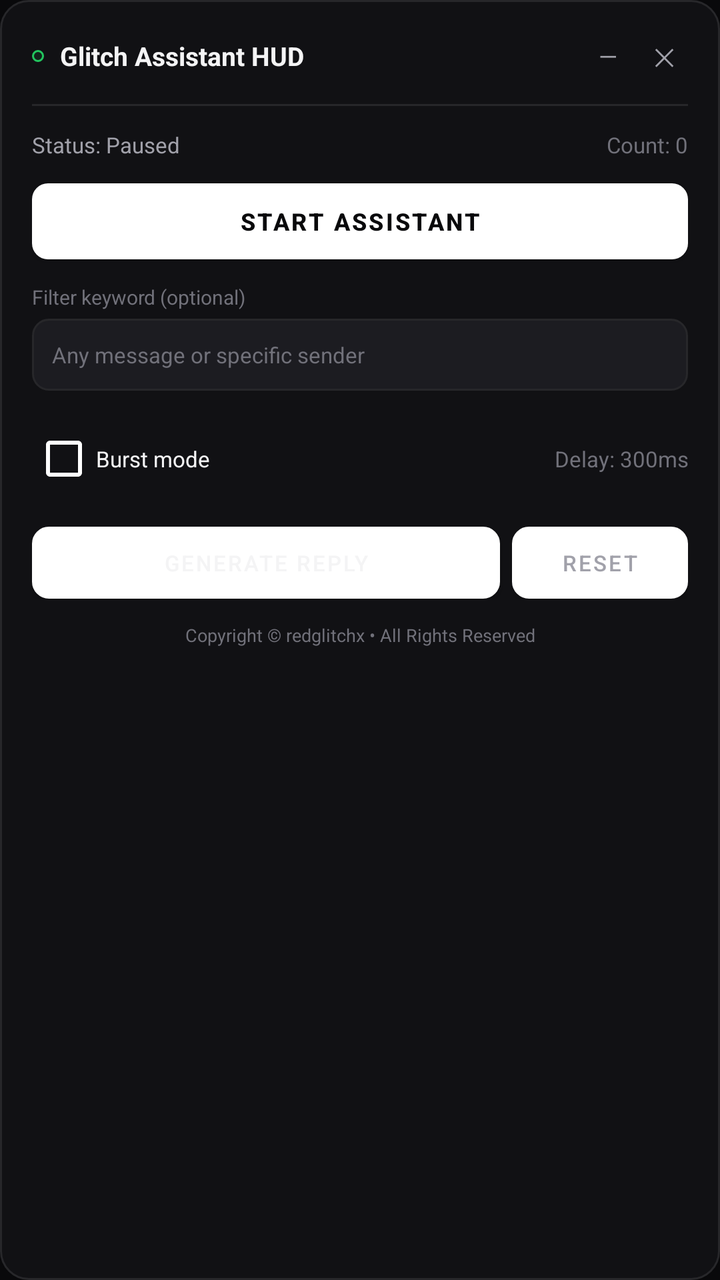
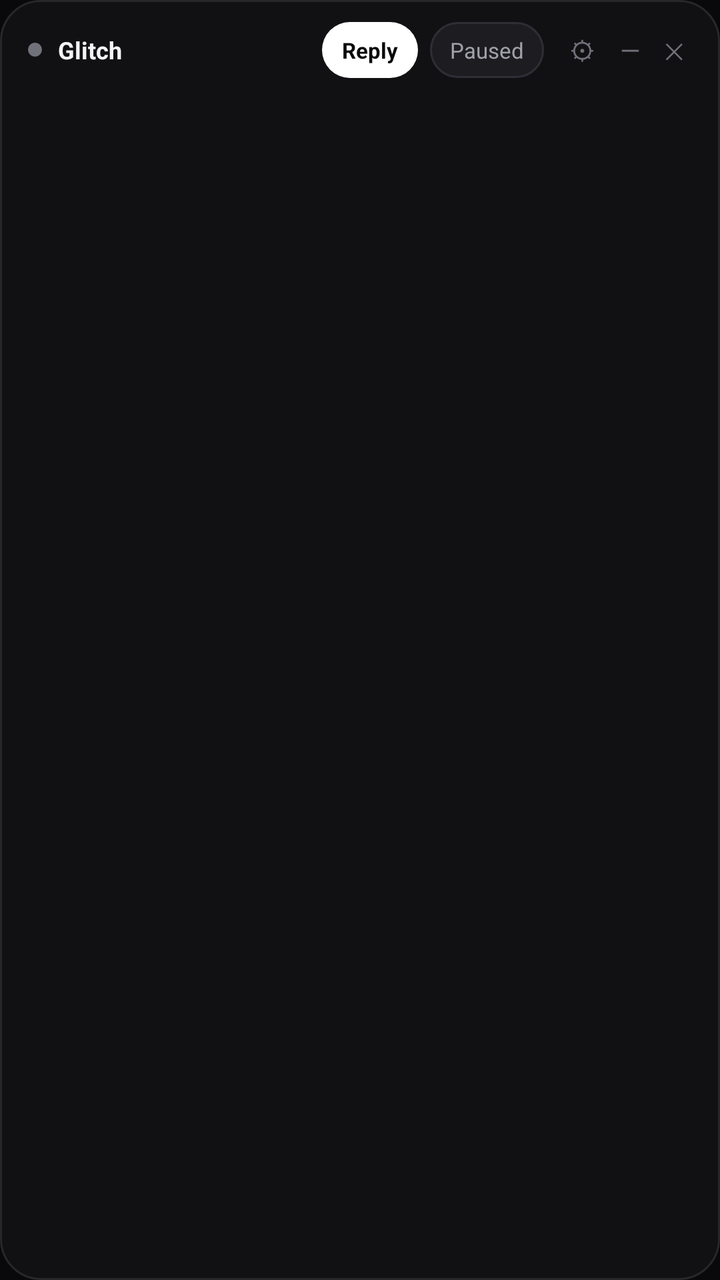

The first picture is an Android layout as it rendered before a commit; the second is the same layout after the commit. The layout source and the unified diff follow.
<!-- AndroidManifest.xml: application theme Theme.GlitchSpamAI -->
<!-- res/layout/layout_floating_window.xml -->
<?xml version="1.0" encoding="utf-8"?>
<LinearLayout xmlns:android="http://schemas.android.com/apk/res/android"
    android:id="@+id/window_root"
    android:layout_width="300dp"
    android:layout_height="wrap_content"
    android:background="@drawable/bg_floating_window"
    android:orientation="vertical"
    android:padding="16dp">

    
    <LinearLayout
        android:id="@+id/header_bar"
        android:layout_width="match_parent"
        android:layout_height="wrap_content"
        android:gravity="center_vertical"
        android:orientation="horizontal">

        <View
            android:id="@+id/status_led"
            android:layout_width="6dp"
            android:layout_height="6dp"
            android:background="@drawable/bg_badge" />

        <TextView
            android:id="@+id/tv_title"
            android:layout_width="0dp"
            android:layout_height="wrap_content"
            android:layout_marginStart="8dp"
            android:layout_weight="1"
            android:text="Glitch Assistant HUD"
            android:textColor="@color/text_primary"
            android:textSize="13sp"
            android:textStyle="bold" />

        <TextView
            android:id="@+id/btn_minimize"
            android:layout_width="24dp"
            android:layout_height="24dp"
            android:gravity="center"
            android:text="—"
            android:textColor="@color/text_secondary"
            android:textSize="12sp" />

        <TextView
            android:id="@+id/btn_close"
            android:layout_width="24dp"
            android:layout_height="24dp"
            android:layout_marginStart="4dp"
            android:gravity="center"
            android:text="✕"
            android:textColor="@color/text_secondary"
            android:textSize="12sp" />
    </LinearLayout>

    <View
        android:layout_width="match_parent"
        android:layout_height="1dp"
        android:layout_marginTop="12dp"
        android:layout_marginBottom="12dp"
        android:background="@color/cyber_card_stroke" />

    
    <LinearLayout
        android:layout_width="match_parent"
        android:layout_height="wrap_content"
        android:orientation="horizontal">

        <TextView
            android:id="@+id/tv_hud_status"
            android:layout_width="0dp"
            android:layout_height="wrap_content"
            android:layout_weight="1"
            android:text="Status: Paused"
            android:textColor="@color/text_secondary"
            android:textSize="11sp" />

        <TextView
            android:id="@+id/tv_hud_stats"
            android:layout_width="wrap_content"
            android:layout_height="wrap_content"
            android:text="Count: 0"
            android:textColor="@color/text_muted"
            android:textSize="11sp" />
    </LinearLayout>

    
    <Button
        android:id="@+id/btn_toggle_active"
        android:layout_width="match_parent"
        android:layout_height="38dp"
        android:layout_marginTop="12dp"
        android:background="@drawable/bg_neon_button"
        android:text="Start Assistant"
        android:textColor="@color/button_primary_text"
        android:textSize="12sp"
        android:textStyle="bold" />

    
    <TextView
        android:layout_width="wrap_content"
        android:layout_height="wrap_content"
        android:layout_marginTop="12dp"
        android:text="Filter keyword (optional)"
        android:textColor="@color/text_muted"
        android:textSize="10sp" />

    <EditText
        android:id="@+id/et_target_filter"
        android:layout_width="match_parent"
        android:layout_height="36dp"
        android:layout_marginTop="4dp"
        android:background="@drawable/bg_edit_text"
        android:hint="Any message or specific sender"
        android:paddingStart="10dp"
        android:paddingEnd="10dp"
        android:textColor="@color/text_primary"
        android:textColorHint="@color/text_muted"
        android:textSize="11sp" />

    
    <LinearLayout
        android:layout_width="match_parent"
        android:layout_height="wrap_content"
        android:layout_marginTop="10dp"
        android:gravity="center_vertical"
        android:orientation="horizontal">

        <CheckBox
            android:id="@+id/cb_turbo_spam"
            android:layout_width="wrap_content"
            android:layout_height="wrap_content"
            android:buttonTint="@color/white"
            android:text="Burst mode"
            android:textColor="@color/text_primary"
            android:textSize="11sp" />

        <TextView
            android:id="@+id/tv_speed_label"
            android:layout_width="0dp"
            android:layout_height="wrap_content"
            android:layout_marginStart="8dp"
            android:layout_weight="1"
            android:gravity="end"
            android:text="Delay: 300ms"
            android:textColor="@color/text_muted"
            android:textSize="11sp" />
    </LinearLayout>

    
    <LinearLayout
        android:layout_width="match_parent"
        android:layout_height="wrap_content"
        android:layout_marginTop="10dp"
        android:orientation="horizontal">

        <Button
            android:id="@+id/btn_instant_roast"
            android:layout_width="0dp"
            android:layout_height="36dp"
            android:layout_marginEnd="6dp"
            android:layout_weight="1"
            android:background="@drawable/bg_neon_button_cyan"
            android:text="Generate Reply"
            android:textColor="@color/text_primary"
            android:textSize="11sp" />

        <Button
            android:id="@+id/btn_clear_counter"
            android:layout_width="wrap_content"
            android:layout_height="36dp"
            android:background="@drawable/bg_neon_button_cyan"
            android:paddingStart="12dp"
            android:paddingEnd="12dp"
            android:text="Reset"
            android:textColor="@color/text_secondary"
            android:textSize="11sp" />
    </LinearLayout>

    
    <TextView
        android:layout_width="match_parent"
        android:layout_height="wrap_content"
        android:layout_marginTop="12dp"
        android:gravity="center"
        android:text="Copyright © redglitchx • All Rights Reserved"
        android:textColor="@color/text_muted"
        android:textSize="9sp" />

</LinearLayout>
<!-- resources referenced by this layout -->
<resources>
  <color name="button_primary_text">#09090B</color>
  <color name="cyber_card_stroke">#27272A</color>
  <color name="text_muted">#71717A</color>
  <color name="text_primary">#F4F4F5</color>
  <color name="text_secondary">#A1A1AA</color>
  <color name="white">#FFFFFFFF</color>
  <!-- drawable bg_badge (drawable) -->
  <?xml version="1.0" encoding="utf-8"?>
  <shape xmlns:android="http://schemas.android.com/apk/res/android"
      android:shape="rectangle">
      <solid android:color="@color/cyber_green_trans" />
      <stroke
          android:width="1dp"
          android:color="@color/cyber_green" />
      <corners android:radius="6dp" />
  </shape>
  <!-- drawable bg_edit_text (drawable) -->
  <?xml version="1.0" encoding="utf-8"?>
  <shape xmlns:android="http://schemas.android.com/apk/res/android"
      android:shape="rectangle">
      <solid android:color="@color/cyber_surface_light" />
      <stroke
          android:width="1dp"
          android:color="@color/cyber_card_stroke" />
      <corners android:radius="8dp" />
  </shape>
  <!-- drawable bg_floating_window (drawable) -->
  <?xml version="1.0" encoding="utf-8"?>
  <shape xmlns:android="http://schemas.android.com/apk/res/android"
      android:shape="rectangle">
      <solid android:color="@color/overlay_window_bg" />
      <stroke
          android:width="1dp"
          android:color="@color/cyber_card_stroke" />
      <corners android:radius="14dp" />
  </shape>
  <!-- drawable bg_neon_button (drawable) -->
  <?xml version="1.0" encoding="utf-8"?>
  <ripple xmlns:android="http://schemas.android.com/apk/res/android"
      android:color="#33000000">
      <item>
          <shape android:shape="rectangle">
              <solid android:color="@color/button_primary_bg" />
              <corners android:radius="8dp" />
          </shape>
      </item>
  </ripple>
  <!-- drawable bg_neon_button_cyan (drawable) -->
  <?xml version="1.0" encoding="utf-8"?>
  <ripple xmlns:android="http://schemas.android.com/apk/res/android"
      android:color="#22FFFFFF">
      <item>
          <shape android:shape="rectangle">
              <solid android:color="@color/button_secondary_bg" />
              <stroke
                  android:width="1dp"
                  android:color="@color/button_secondary_stroke" />
              <corners android:radius="8dp" />
          </shape>
      </item>
  </ripple>
  <style name="Theme.GlitchSpamAI" parent="Theme.MaterialComponents.DayNight.NoActionBar">
          <item name="colorPrimary">@color/glitch_red</item>
          <item name="colorPrimaryVariant">@color/glitch_red_dark</item>
          <item name="colorOnPrimary">@color/white</item>
          <item name="colorSecondary">@color/cyber_cyan</item>
          <item name="colorSecondaryVariant">@color/cyber_purple</item>
          <item name="colorOnSecondary">@color/black</item>
          <item name="android:statusBarColor">@color/cyber_bg</item>
          <item name="android:navigationBarColor">@color/cyber_bg</item>
          <item name="android:windowBackground">@color/cyber_bg</item>
      </style>
  <color name="cyber_green_trans">#1A22C55E</color>
  <color name="cyber_green">#22C55E</color>
  <color name="cyber_surface_light">#1C1C21</color>
  <color name="overlay_window_bg">#FA121215</color>
  <color name="button_primary_bg">#FFFFFF</color>
  <color name="button_secondary_bg">#1C1C21</color>
  <color name="button_secondary_stroke">#2E2E35</color>
  <color name="glitch_red">#FFFFFF</color>
  <color name="glitch_red_dark">#E4E4E7</color>
  <color name="cyber_cyan">#E4E4E7</color>
  <color name="cyber_purple">#A1A1AA</color>
  <color name="black">#FF000000</color>
  <color name="cyber_bg">#09090B</color>
</resources>

<!-- the commit's change to res/layout/layout_floating_window.xml (unified diff, before → after) -->
@@ -1,189 +1,204 @@
 <?xml version="1.0" encoding="utf-8"?>
 <LinearLayout xmlns:android="http://schemas.android.com/apk/res/android"
     android:id="@+id/window_root"
-    android:layout_width="300dp"
+    android:layout_width="290dp"
     android:layout_height="wrap_content"
-    android:background="@drawable/bg_floating_window"
+    android:background="@drawable/bg_floating_bar"
+    android:elevation="8dp"
     android:orientation="vertical"
-    android:padding="16dp">
+    android:padding="6dp">
 
     
     <LinearLayout
         android:id="@+id/header_bar"
         android:layout_width="match_parent"
-        android:layout_height="wrap_content"
+        android:layout_height="38dp"
         android:gravity="center_vertical"
-        android:orientation="horizontal">
+        android:orientation="horizontal"
+        android:paddingStart="8dp"
+        android:paddingEnd="6dp">
 
         <View
             android:id="@+id/status_led"
-            android:layout_width="6dp"
-            android:layout_height="6dp"
-            android:background="@drawable/bg_badge" />
+            android:layout_width="7dp"
+            android:layout_height="7dp"
+            android:background="@drawable/bg_status_dot_idle" />
 
         <TextView
             android:id="@+id/tv_title"
+            android:layout_width="wrap_content"
+            android:layout_height="wrap_content"
+            android:layout_marginStart="8dp"
+            android:text="Glitch"
+            android:textColor="@color/text_primary"
+            android:textSize="12sp"
+            android:textStyle="bold" />
+
+        <Space
             android:layout_width="0dp"
             android:layout_height="wrap_content"
-            android:layout_marginStart="8dp"
-            android:layout_weight="1"
-            android:text="Glitch Assistant HUD"
-            android:textColor="@color/text_primary"
-            android:textSize="13sp"
+            android:layout_weight="1" />
+
+        
+        <TextView
+            android:id="@+id/btn_instant_roast"
+            android:layout_width="wrap_content"
+            android:layout_height="28dp"
+            android:layout_marginEnd="6dp"
+            android:background="@drawable/bg_bar_button_primary"
+            android:clickable="true"
+            android:focusable="true"
+            android:gravity="center"
+            android:paddingStart="10dp"
+            android:paddingEnd="10dp"
+            android:text="Reply"
+            android:textColor="@color/button_primary_text"
+            android:textSize="11sp"
             android:textStyle="bold" />
 
-        <TextView
-            android:id="@+id/btn_minimize"
-            android:layout_width="24dp"
-            android:layout_height="24dp"
-            android:gravity="center"
-            android:text="—"
-            android:textColor="@color/text_secondary"
-            android:textSize="12sp" />
-
-        <TextView
-            android:id="@+id/btn_close"
-            android:layout_width="24dp"
-            android:layout_height="24dp"
-            android:layout_marginStart="4dp"
-            android:gravity="center"
-            android:text="✕"
-            android:textColor="@color/text_secondary"
-            android:textSize="12sp" />
-    </LinearLayout>
-
-    <View
-        android:layout_width="match_parent"
-        android:layout_height="1dp"
-        android:layout_marginTop="12dp"
-        android:layout_marginBottom="12dp"
-        android:background="@color/cyber_card_stroke" />
-
-    
-    <LinearLayout
-        android:layout_width="match_parent"
-        android:layout_height="wrap_content"
-        android:orientation="horizontal">
-
-        <TextView
-            android:id="@+id/tv_hud_status"
-            android:layout_width="0dp"
-            android:layout_height="wrap_content"
-            android:layout_weight="1"
-            android:text="Status: Paused"
+        
+        <TextView
+            android:id="@+id/btn_toggle_active"
+            android:layout_width="wrap_content"
+            android:layout_height="28dp"
+            android:layout_marginEnd="6dp"
+            android:background="@drawable/bg_bar_button_secondary"
+            android:clickable="true"
+            android:focusable="true"
+            android:gravity="center"
+            android:paddingStart="10dp"
+            android:paddingEnd="10dp"
+            android:text="Paused"
             android:textColor="@color/text_secondary"
             android:textSize="11sp" />
 
-        <TextView
-            android:id="@+id/tv_hud_stats"
-            android:layout_width="wrap_content"
-            android:layout_height="wrap_content"
-            android:text="Count: 0"
+        
+        <TextView
+            android:id="@+id/btn_expand_settings"
+            android:layout_width="26dp"
+            android:layout_height="28dp"
+            android:clickable="true"
+            android:focusable="true"
+            android:gravity="center"
+            android:text="⚙"
+            android:textColor="@color/text_muted"
+            android:textSize="13sp" />
+
+        
+        <TextView
+            android:id="@+id/btn_minimize"
+            android:layout_width="22dp"
+            android:layout_height="28dp"
+            android:clickable="true"
+            android:focusable="true"
+            android:gravity="center"
+            android:text="—"
+            android:textColor="@color/text_muted"
+            android:textSize="13sp" />
+
+        
+        <TextView
+            android:id="@+id/btn_close"
+            android:layout_width="22dp"
+            android:layout_height="28dp"
+            android:clickable="true"
+            android:focusable="true"
+            android:gravity="center"
+            android:text="✕"
             android:textColor="@color/text_muted"
             android:textSize="11sp" />
     </LinearLayout>
 
     
-    <Button
-        android:id="@+id/btn_toggle_active"
-        android:layout_width="match_parent"
-        android:layout_height="38dp"
-        android:layout_marginTop="12dp"
-        android:background="@drawable/bg_neon_button"
-        android:text="Start Assistant"
-        android:textColor="@color/button_primary_text"
-        android:textSize="12sp"
-        android:textStyle="bold" />
-
-    
-    <TextView
-        android:layout_width="wrap_content"
-        android:layout_height="wrap_content"
-        android:layout_marginTop="12dp"
-        android:text="Filter keyword (optional)"
-        android:textColor="@color/text_muted"
-        android:textSize="10sp" />
-
-    <EditText
-        android:id="@+id/et_target_filter"
-        android:layout_width="match_parent"
-        android:layout_height="36dp"
-        android:layout_marginTop="4dp"
-        android:background="@drawable/bg_edit_text"
-        android:hint="Any message or specific sender"
-        android:paddingStart="10dp"
-        android:paddingEnd="10dp"
-        android:textColor="@color/text_primary"
-        android:textColorHint="@color/text_muted"
-        android:textSize="11sp" />
-
-    
     <LinearLayout
+        android:id="@+id/layout_settings_tray"
         android:layout_width="match_parent"
         android:layout_height="wrap_content"
-        android:layout_marginTop="10dp"
-        android:gravity="center_vertical"
-        android:orientation="horizontal">
-
-        <CheckBox
-            android:id="@+id/cb_turbo_spam"
-            android:layout_width="wrap_content"
-            android:layout_height="wrap_content"
-            android:buttonTint="@color/white"
-            android:text="Burst mode"
+        android:orientation="vertical"
+        android:paddingStart="8dp"
+        android:paddingTop="6dp"
+        android:paddingEnd="8dp"
+        android:paddingBottom="6dp"
+        android:visibility="gone">
+
+        <View
+            android:layout_width="match_parent"
+            android:layout_height="1dp"
+            android:layout_marginBottom="8dp"
+            android:background="@color/cyber_card_stroke" />
+
+        <LinearLayout
+            android:layout_width="match_parent"
+            android:layout_height="wrap_content"
+            android:gravity="center_vertical"
+            android:orientation="horizontal">
+
+            <TextView
+                android:id="@+id/tv_hud_status"
+                android:layout_width="0dp"
+                android:layout_height="wrap_content"
+                android:layout_weight="1"
+                android:text="Status: Ready"
+                android:textColor="@color/text_secondary"
+                android:textSize="10sp" />
+
+            <TextView
+                android:id="@+id/tv_hud_stats"
+                android:layout_width="wrap_content"
+                android:layout_height="wrap_content"
+                android:text="Count: 0"
+                android:textColor="@color/text_muted"
+                android:textSize="10sp" />
+        </LinearLayout>
+
+        <EditText
+            android:id="@+id/et_target_filter"
+            android:layout_width="match_parent"
+            android:layout_height="32dp"
+            android:layout_marginTop="6dp"
+            android:background="@drawable/bg_edit_text"
+            android:hint="Trigger keyword (optional)"
+            android:paddingStart="8dp"
+            android:paddingEnd="8dp"
             android:textColor="@color/text_primary"
+            android:textColorHint="@color/text_muted"
             android:textSize="11sp" />
 
-        <TextView
-            android:id="@+id/tv_speed_label"
-            android:layout_width="0dp"
-            android:layout_height="wrap_content"
-            android:layout_marginStart="8dp"
-            android:layout_weight="1"
-            android:gravity="end"
-            android:text="Delay: 300ms"
-            android:textColor="@color/text_muted"
-            android:textSize="11sp" />
+        <LinearLayout
+            android:layout_width="match_parent"
+            android:layout_height="wrap_content"
+            android:layout_marginTop="6dp"
+            android:gravity="center_vertical"
+            android:orientation="horizontal">
+
+            <CheckBox
+                android:id="@+id/cb_turbo_spam"
+                android:layout_width="wrap_content"
+                android:layout_height="wrap_content"
+                android:buttonTint="@color/white"
+                android:text="Burst"
+                android:textColor="@color/text_secondary"
+                android:textSize="11sp" />
+
+            <Space
+                android:layout_width="0dp"
+                android:layout_height="wrap_content"
+                android:layout_weight="1" />
+
+            <TextView
+                android:id="@+id/btn_clear_counter"
+                android:layout_width="wrap_content"
+                android:layout_height="24dp"
+                android:background="@drawable/bg_bar_button_secondary"
+                android:clickable="true"
+                android:focusable="true"
+                android:gravity="center"
+                android:paddingStart="8dp"
+                android:paddingEnd="8dp"
+                android:text="Reset"
+                android:textColor="@color/text_muted"
+                android:textSize="10sp" />
+        </LinearLayout>
     </LinearLayout>
 
-    
-    <LinearLayout
-        android:layout_width="match_parent"
-        android:layout_height="wrap_content"
-        android:layout_marginTop="10dp"
-        android:orientation="horizontal">
-
-        <Button
-            android:id="@+id/btn_instant_roast"
-            android:layout_width="0dp"
-            android:layout_height="36dp"
-            android:layout_marginEnd="6dp"
-            android:layout_weight="1"
-            android:background="@drawable/bg_neon_button_cyan"
-            android:text="Generate Reply"
-            android:textColor="@color/text_primary"
-            android:textSize="11sp" />
-
-        <Button
-            android:id="@+id/btn_clear_counter"
-            android:layout_width="wrap_content"
-            android:layout_height="36dp"
-            android:background="@drawable/bg_neon_button_cyan"
-            android:paddingStart="12dp"
-            android:paddingEnd="12dp"
-            android:text="Reset"
-            android:textColor="@color/text_secondary"
-            android:textSize="11sp" />
-    </LinearLayout>
-
-    
-    <TextView
-        android:layout_width="match_parent"
-        android:layout_height="wrap_content"
-        android:layout_marginTop="12dp"
-        android:gravity="center"
-        android:text="Copyright © redglitchx • All Rights Reserved"
-        android:textColor="@color/text_muted"
-        android:textSize="9sp" />
-
 </LinearLayout>
<!-- resource entries referenced after the edit -->
@@ -6,16 +6,31 @@
   <color name="text_primary">#F4F4F5</color>
   <color name="text_secondary">#A1A1AA</color>
   <color name="white">#FFFFFFFF</color>
-  <!-- drawable bg_badge (drawable) -->
+  <!-- drawable bg_bar_button_primary (drawable) -->
   <?xml version="1.0" encoding="utf-8"?>
-  <shape xmlns:android="http://schemas.android.com/apk/res/android"
-      android:shape="rectangle">
-      <solid android:color="@color/cyber_green_trans" />
-      <stroke
-          android:width="1dp"
-          android:color="@color/cyber_green" />
-      <corners android:radius="6dp" />
-  </shape>
+  <ripple xmlns:android="http://schemas.android.com/apk/res/android"
+      android:color="#33000000">
+      <item>
+          <shape android:shape="rectangle">
+              <solid android:color="#FFFFFF" />
+              <corners android:radius="14dp" />
+          </shape>
+      </item>
+  </ripple>
+  <!-- drawable bg_bar_button_secondary (drawable) -->
+  <?xml version="1.0" encoding="utf-8"?>
+  <ripple xmlns:android="http://schemas.android.com/apk/res/android"
+      android:color="#22FFFFFF">
+      <item>
+          <shape android:shape="rectangle">
+              <solid android:color="#1C1C21" />
+              <stroke
+                  android:width="1dp"
+                  android:color="#2E2E35" />
+              <corners android:radius="14dp" />
+          </shape>
+      </item>
+  </ripple>
   <!-- drawable bg_edit_text (drawable) -->
   <?xml version="1.0" encoding="utf-8"?>
   <shape xmlns:android="http://schemas.android.com/apk/res/android"
@@ -26,41 +41,23 @@
           android:color="@color/cyber_card_stroke" />
       <corners android:radius="8dp" />
   </shape>
-  <!-- drawable bg_floating_window (drawable) -->
+  <!-- drawable bg_floating_bar (drawable) -->
   <?xml version="1.0" encoding="utf-8"?>
   <shape xmlns:android="http://schemas.android.com/apk/res/android"
       android:shape="rectangle">
-      <solid android:color="@color/overlay_window_bg" />
+      <solid android:color="#F4121215" />
       <stroke
           android:width="1dp"
-          android:color="@color/cyber_card_stroke" />
-      <corners android:radius="14dp" />
+          android:color="#27272A" />
+      <corners android:radius="20dp" />
   </shape>
-  <!-- drawable bg_neon_button (drawable) -->
+  <!-- drawable bg_status_dot_idle (drawable) -->
   <?xml version="1.0" encoding="utf-8"?>
-  <ripple xmlns:android="http://schemas.android.com/apk/res/android"
-      android:color="#33000000">
-      <item>
-          <shape android:shape="rectangle">
-              <solid android:color="@color/button_primary_bg" />
-              <corners android:radius="8dp" />
-          </shape>
-      </item>
-  </ripple>
-  <!-- drawable bg_neon_button_cyan (drawable) -->
-  <?xml version="1.0" encoding="utf-8"?>
-  <ripple xmlns:android="http://schemas.android.com/apk/res/android"
-      android:color="#22FFFFFF">
-      <item>
-          <shape android:shape="rectangle">
-              <solid android:color="@color/button_secondary_bg" />
-              <stroke
-                  android:width="1dp"
-                  android:color="@color/button_secondary_stroke" />
-              <corners android:radius="8dp" />
-          </shape>
-      </item>
-  </ripple>
+  <shape xmlns:android="http://schemas.android.com/apk/res/android"
+      android:shape="oval">
+      <solid android:color="#71717A" />
+      <size android:width="8dp" android:height="8dp" />
+  </shape>
   <style name="Theme.GlitchSpamAI" parent="Theme.MaterialComponents.DayNight.NoActionBar">
           <item name="colorPrimary">@color/glitch_red</item>
           <item name="colorPrimaryVariant">@color/glitch_red_dark</item>
@@ -72,13 +69,7 @@
           <item name="android:navigationBarColor">@color/cyber_bg</item>
           <item name="android:windowBackground">@color/cyber_bg</item>
       </style>
-  <color name="cyber_green_trans">#1A22C55E</color>
-  <color name="cyber_green">#22C55E</color>
   <color name="cyber_surface_light">#1C1C21</color>
-  <color name="overlay_window_bg">#FA121215</color>
-  <color name="button_primary_bg">#FFFFFF</color>
-  <color name="button_secondary_bg">#1C1C21</color>
-  <color name="button_secondary_stroke">#2E2E35</color>
   <color name="glitch_red">#FFFFFF</color>
   <color name="glitch_red_dark">#E4E4E7</color>
   <color name="cyber_cyan">#E4E4E7</color>
